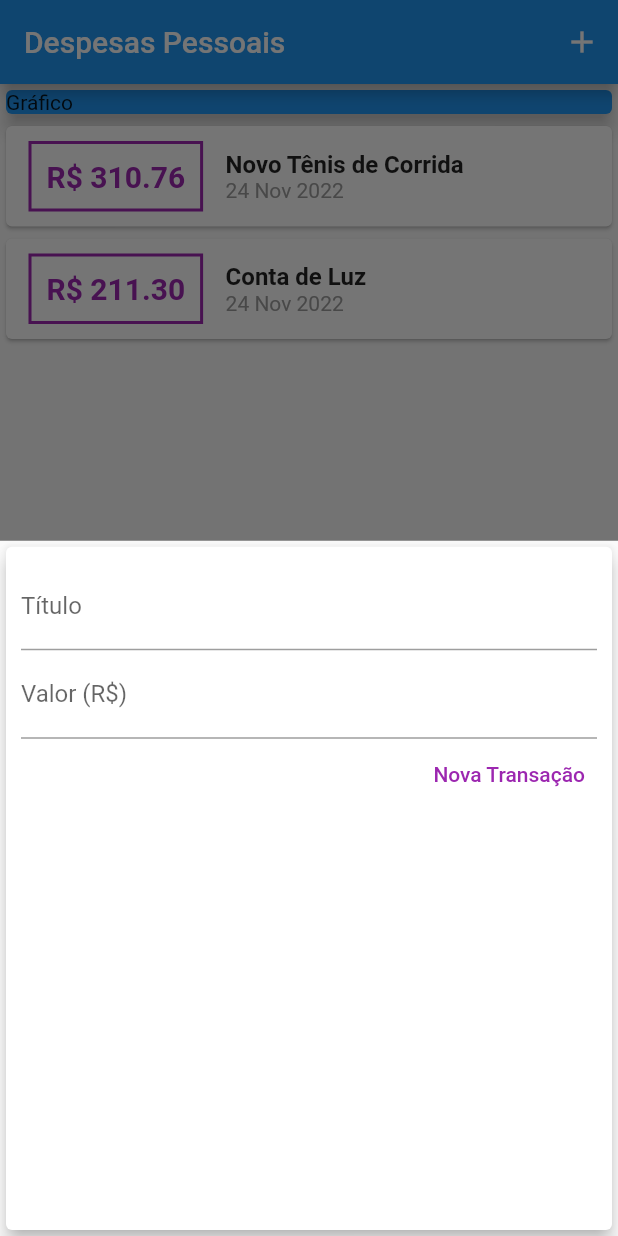
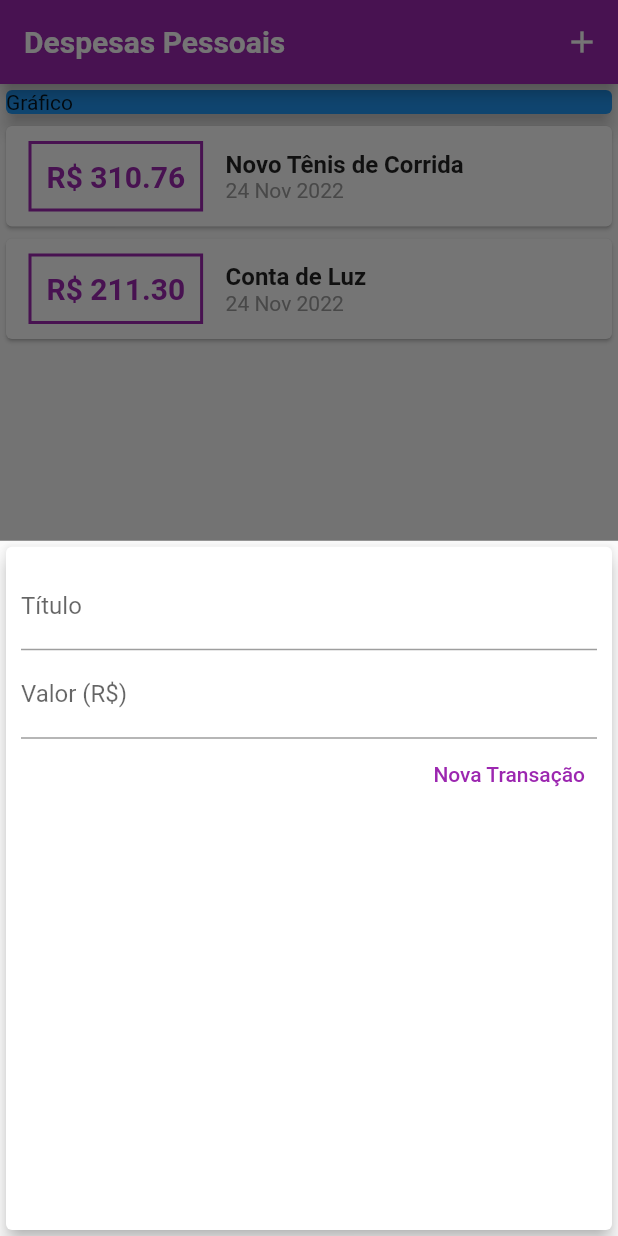
Before and after one commit to LuscaMamede/Despesas-Mobile, a Flutter app: the screen it shows after launch, after a tap on the "add" icon, on a phone screen of 412 x 824 dp. Run offline on Flutter 3.47's test engine with Material 2 defaults, Android fonts, the phone set to English and light mode, and no system bars; Roboto replaces fonts that are missing (OpenSans).

Commit message:
Assets+fonts

```diff
--- a/lib/components/transaction_form.dart
+++ b/lib/components/transaction_form.dart
@@ -1,12 +1,18 @@
 import 'package:flutter/material.dart';
 
-class TransactionForm extends StatelessWidget {
-  final titleController = TextEditingController();
-  final valueController = TextEditingController();
-
+class TransactionForm extends StatefulWidget {
   final void Function(String, double) onSubmit;
 
-  TransactionForm(this.onSubmit, {Key? key}) : super(key: key);
+  const TransactionForm(this.onSubmit, {Key? key}) : super(key: key);
+
+  @override
+  State<TransactionForm> createState() => _TransactionFormState();
+}
+
+class _TransactionFormState extends State<TransactionForm> {
+  final titleController = TextEditingController();
+
+  final valueController = TextEditingController();
 
   _submitForm() {
     final title = titleController.text;
@@ -16,7 +22,7 @@ class TransactionForm extends StatelessWidget {
       return;
     }
 
-    onSubmit(title, value);
+    widget.onSubmit(title, value);
   }
 
   @override
--- a/lib/components/transaction_list.dart
+++ b/lib/components/transaction_list.dart
@@ -25,17 +25,17 @@ class TransactionList extends StatelessWidget {
                   ),
                   decoration: BoxDecoration(
                     border: Border.all(
-                      color: Colors.purple,
+                      color: Theme.of(context).colorScheme.primary,
                       width: 2,
                     ),
                   ),
                   padding: const EdgeInsets.all(10),
                   child: Text(
                     'R\$ ${tr.value.toStringAsFixed(2)}',
-                    style: const TextStyle(
+                    style: TextStyle(
                       fontWeight: FontWeight.bold,
                       fontSize: 20,
-                      color: Colors.purple,
+                      color: Theme.of(context).colorScheme.primary,
                     ),
                   ),
                 ),
--- a/lib/main.dart
+++ b/lib/main.dart
@@ -1,16 +1,42 @@
-import 'package:expenses/components/transaction_form.dart';
 import 'package:flutter/material.dart';
 import 'dart:math';
-import 'components/transaction_list.dart';
+import './components/transaction_form.dart';
+import './components/transaction_list.dart';
 import 'models/transaction.dart';
 
 main() => runApp(const ExpensesApp());
 
 class ExpensesApp extends StatelessWidget {
   const ExpensesApp({Key? key}) : super(key: key);
+
   @override
   Widget build(BuildContext context) {
-    return const MaterialApp(home: MyHomePage());
+    final ThemeData tema = ThemeData();
+
+    return MaterialApp(
+      home: const MyHomePage(),
+      theme: tema.copyWith(
+        colorScheme: tema.colorScheme.copyWith(
+          primary: Colors.purple,
+          secondary: Colors.amber,
+        ),
+        textTheme: tema.textTheme.copyWith(
+          headline6: const TextStyle(
+            fontFamily: 'OpenSans',
+            fontSize: 18,
+            fontWeight: FontWeight.bold,
+            color: Colors.black,
+          ),
+        ),
+        appBarTheme: const AppBarTheme(
+          titleTextStyle: TextStyle(
+            fontFamily: 'OpenSans',
+            fontSize: 20,
+            fontWeight: FontWeight.bold,
+          ),
+        ),
+      ),
+    );
   }
 }
 
@@ -18,7 +44,7 @@ class MyHomePage extends StatefulWidget {
   const MyHomePage({Key? key}) : super(key: key);
 
   @override
-  State<MyHomePage> createState() => _MyHomePageState();
+  _MyHomePageState createState() => _MyHomePageState();
 }
 
 class _MyHomePageState extends State<MyHomePage> {
@@ -48,6 +74,8 @@ class _MyHomePageState extends State<MyHomePage> {
     setState(() {
       _transactions.add(newTransaction);
     });
+
+    Navigator.of(context).pop();
   }
 
   _openTransactionFormModal(BuildContext context) {
@@ -64,7 +92,7 @@ class _MyHomePageState extends State<MyHomePage> {
     return Scaffold(
       appBar: AppBar(
         title: const Text('Despesas Pessoais'),
-        actions: [
+        actions: <Widget>[
           IconButton(
             icon: const Icon(Icons.add),
             onPressed: () => _openTransactionFormModal(context),
@@ -74,8 +102,9 @@ class _MyHomePageState extends State<MyHomePage> {
       body: SingleChildScrollView(
         child: Column(
           crossAxisAlignment: CrossAxisAlignment.stretch,
-          children: [
+          children: <Widget>[
             const SizedBox(
+              width: double.infinity,
               child: Card(
                 color: Colors.blue,
                 child: Text('Gráfico'),
```
Also changed, not shown: pubspec.yaml (+11 -11 lines), assets/fonts/OpenSans-Bold.ttf (added), assets/fonts/OpenSans-Regular.ttf (added), assets/fonts/Quicksand-Bold.ttf (added), assets/fonts/Quicksand-Light.ttf (added), assets/fonts/Quicksand-Medium.ttf (added), assets/fonts/Quicksand-Regular.ttf (added).
